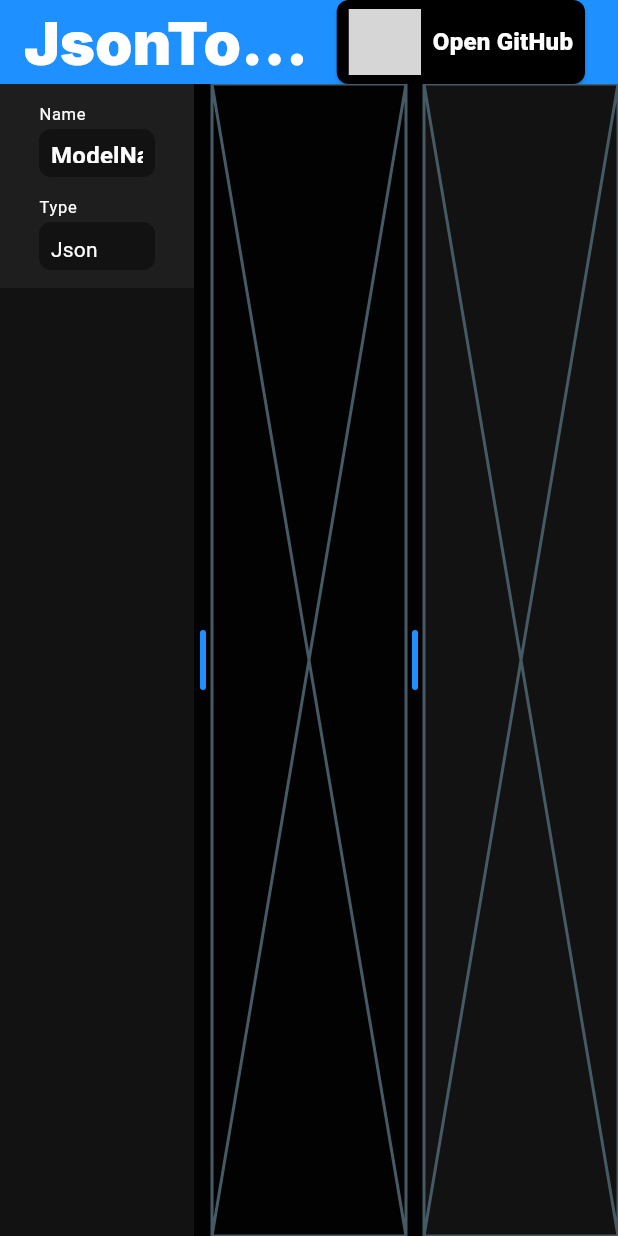
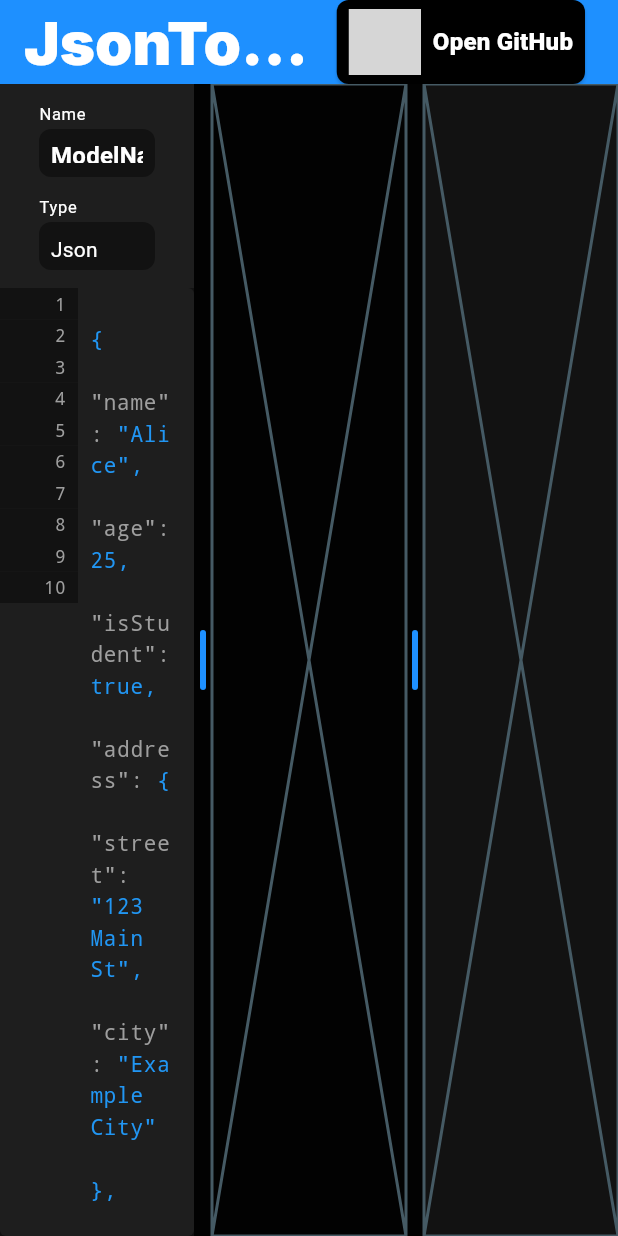
Before and after one commit to maksim-dev1/json_to_dart, a Flutter app: the screen it shows after launch, on a phone screen of 412 x 824 dp. Run offline on Flutter 3.47's test engine with Material 3 defaults, Android fonts, the phone set to English and light mode, and no system bars; our stand-ins replace flutter_bloc, flutter_svg, google_fonts, talker_flutter; missing offline and left inert: talker_bloc_logger; statements that could not run were skipped; grey boxes are pictures that could not be loaded.

Commit message:
feat: Add JSON editor component with syntax highlighting and error handling

```diff
--- /dev/null
+++ b/lib/features/home/presentation/view/components/custom_json_editor.dart
@@ -0,0 +1,371 @@
+import 'package:flutter/material.dart';
+import 'dart:convert';
+
+class JsonSyntaxHighlightController extends TextEditingController {
+  JsonSyntaxHighlightController({String text = '{}'}) : super(text: text);
+
+  static final RegExp _keyRegex = RegExp(r'("([^"]*)")\s*:');
+
+  static const Map<String, String> _pairs = {'{': '}', '[': ']', '"': '"'};
+
+  @override
+  set value(TextEditingValue newValue) {
+    if (text.isEmpty && newValue.text.length == 1) {
+      _handleFirstCharacter(newValue);
+      return;
+    }
+
+    if (_isInsertingCharacter(newValue)) {
+      _handleCharacterInsertion(newValue);
+      return;
+    }
+
+    if (newValue.text.length > text.length &&
+        newValue.text[newValue.selection.baseOffset - 1] == '\n') {
+      _handleEnterPress(newValue);
+      return;
+    }
+
+    super.value = newValue;
+  }
+
+  void _handleEnterPress(TextEditingValue newValue) {
+    final lines = newValue.text.split('\n');
+    if (lines.length > 1) {
+      final currentLineIndex = lines.length - 1;
+      final previousLine = lines[currentLineIndex - 1];
+
+      final indent = RegExp(r'^\s*').stringMatch(previousLine) ?? '';
+
+      final baseOffset = newValue.selection.baseOffset;
+      final newText = newValue.text.replaceRange(
+        baseOffset,
+        baseOffset,
+        indent,
+      );
+
+      super.value = TextEditingValue(
+        text: newText,
+        selection: TextSelection.collapsed(offset: baseOffset + indent.length),
+      );
+    } else {
+      super.value = newValue;
+    }
+  }
+
+  bool _isInsertingCharacter(TextEditingValue newValue) {
+    return newValue.text.length == text.length + 1 &&
+        newValue.selection.baseOffset > 0 &&
+        newValue.selection.baseOffset <= newValue.text.length;
+  }
+
+  String _getIndentation(String text, int position) {
+    final lastNewLine = text.lastIndexOf('\n', position - 1);
+    if (lastNewLine == -1) return '';
+
+    final line = text.substring(lastNewLine + 1, position);
+    return RegExp(r'^\s*').stringMatch(line) ?? '';
+  }
+
+  void _handleFirstCharacter(TextEditingValue newValue) {
+    final char = newValue.text[0];
+    if (_pairs.containsKey(char)) {
+      final closing = _pairs[char]!;
+      if (char == '{' || char == '[') {
+        super.value = TextEditingValue(
+          text: '$char\n    \n$closing',
+          selection: TextSelection.collapsed(offset: 6), // После отступа
+        );
+      } else {
+        super.value = TextEditingValue(
+          text: char + closing,
+          selection: TextSelection.collapsed(offset: 1),
+        );
+      }
+    } else {
+      super.value = newValue;
+    }
+  }
+
+  void _handleCharacterInsertion(TextEditingValue newValue) {
+    final insertedChar = newValue.text[newValue.selection.baseOffset - 1];
+
+    if (_pairs.containsKey(insertedChar)) {
+      final closingChar = _pairs[insertedChar]!;
+      final baseOffset = newValue.selection.baseOffset;
+
+      if (baseOffset < newValue.text.length &&
+          newValue.text[baseOffset] == closingChar) {
+        super.value = newValue;
+        return;
+      }
+
+      if (insertedChar == '{' || insertedChar == '[') {
+        final currentIndent = _getIndentation(newValue.text, baseOffset);
+        final extraIndent = '    ';
+        final newText = newValue.text.replaceRange(
+          baseOffset,
+          baseOffset,
+          '\n$currentIndent$extraIndent\n$currentIndent$closingChar',
+        );
+
+        super.value = TextEditingValue(
+          text: newText,
+          selection: TextSelection.collapsed(
+            offset: baseOffset + currentIndent.length + extraIndent.length + 1,
+          ),
+        );
+      } else {
+        final newText = newValue.text.replaceRange(
+          baseOffset,
+          baseOffset,
+          closingChar,
+        );
+
+        super.value = TextEditingValue(
+          text: newText,
+          selection: TextSelection.collapsed(offset: baseOffset),
+        );
+      }
+    } else {
+      super.value = newValue;
+    }
+  }
+
+  @override
+  TextSpan buildTextSpan({
+    required BuildContext context,
+    TextStyle? style,
+    required bool withComposing,
+  }) {
+    final spans = <TextSpan>[];
+    final text = this.text;
+    int lastMatchEnd = 0;
+
+    void addSpan(String text, Color? color) {
+      if (text.isNotEmpty) {
+        spans.add(
+          TextSpan(
+            text: text,
+            style: style?.copyWith(color: color),
+          ),
+        );
+      }
+    }
+
+    void processMatches(
+      RegExp regex,
+      Color color,
+      bool Function(Match) filter,
+    ) {
+      final matches = regex.allMatches(text);
+      for (final match in matches) {
+        if (!filter(match)) continue;
+
+        if (match.start > lastMatchEnd) {
+          addSpan(text.substring(lastMatchEnd, match.start), Colors.blue);
+        }
+
+        addSpan(match.group(0)!, color);
+        lastMatchEnd = match.end;
+      }
+    }
+
+    processMatches(_keyRegex, Colors.grey, (match) => true);
+
+    if (lastMatchEnd < text.length) {
+      addSpan(text.substring(lastMatchEnd), Colors.blue);
+    }
+
+    return TextSpan(style: style, children: spans);
+  }
+}
+
+class CodeEditor extends StatefulWidget {
+  final String initialText;
+  final void Function(String)? onChanged;
+  final void Function(String)? onError; // Callback для ошибок
+  final double fontSize;
+  final Color backgroundColor;
+  final Color gutterBackgroundColor;
+  final Color gutterTextColor;
+  final Color cursorColor;
+
+  const CodeEditor({
+    super.key,
+    this.initialText = '{}',
+    this.onChanged,
+    this.onError,
+    this.fontSize = 14.0,
+    this.backgroundColor = const Color(0xFF1E1E1E),
+    this.gutterBackgroundColor = const Color(0xFF121212),
+    this.gutterTextColor = Colors.grey,
+    this.cursorColor = Colors.blue,
+  });
+
+  @override
+  CodeEditorState createState() => CodeEditorState();
+}
+
+class CodeEditorState extends State<CodeEditor> {
+  late final JsonSyntaxHighlightController _controller;
+  late final ScrollController _scrollController;
+  late final ScrollController _gutterScrollController;
+  String _errorMessage = '';
+
+  @override
+  void initState() {
+    super.initState();
+    _controller = JsonSyntaxHighlightController(text: widget.initialText);
+    _scrollController = ScrollController();
+    _gutterScrollController = ScrollController();
+
+    _controller.addListener(_onTextChanged);
+    _scrollController.addListener(_syncScroll);
+  }
+
+  void _syncScroll() {
+    _gutterScrollController.jumpTo(_scrollController.offset);
+  }
+
+  void _onTextChanged() {
+    final text = _controller.text;
+    widget.onChanged?.call(text);
+
+    // Проверяем JSON только если текст не пустой и не состоит только из пробелов
+    if (text.trim().isNotEmpty) {
+      try {
+        // Пытаемся распарсить JSON
+        jsonDecode(text);
+        setState(() {
+          _errorMessage = ''; // Очищаем ошибку если JSON валидный
+        });
+      } catch (e) {
+        // Если произошла ошибка парсинга, отправляем сообщение об ошибке
+        final error = _getJsonErrorMessage(e.toString());
+        setState(() {
+          _errorMessage = error;
+        });
+      }
+    } else {
+      setState(() {
+        _errorMessage = '';
+      });
+    }
+  }
+
+  String _getJsonErrorMessage(String originalError) {
+    // Преобразуем системное сообщение об ошибке в более понятное пользователю
+    if (originalError.contains('Unexpected character')) {
+      return 'Некорректный символ в JSON';
+    } else if (originalError.contains('Expected')) {
+      return 'Ошибка в структуре JSON';
+    } else if (originalError.contains('Unterminated string')) {
+      return 'Незакрытая строка: пропущены кавычки';
+    } else if (originalError.contains('Missing closing')) {
+      return 'Пропущена закрывающая скобка';
+    } else if (originalError.contains('Extra data')) {
+      return 'Лишние данные после завершения JSON';
+    }
+    return 'Некорректный JSON';
+  }
+
+  @override
+  void dispose() {
+    _controller.dispose();
+    _scrollController.dispose();
+    _gutterScrollController.dispose();
+    super.dispose();
+  }
+
+  @override
+  Widget build(BuildContext context) {
+    final lines = '\n'.allMatches(_controller.text).length + 1;
+    final gutterWidth = (lines.toString().length * widget.fontSize) + 24.0;
+
+    return Container(
+      decoration: BoxDecoration(
+        color: widget.backgroundColor,
+        borderRadius: BorderRadius.circular(4),
+      ),
+      child: Column(
+        crossAxisAlignment: CrossAxisAlignment.stretch,
+        children: [
+          if (_errorMessage.isNotEmpty)
+            Container(
+              padding: EdgeInsets.symmetric(horizontal: 12, vertical: 8),
+              color: Colors.red.withOpacity(0.1),
+              child: Text(
+                _errorMessage,
+                style: TextStyle(
+                  color: Colors.red,
+                  fontSize: widget.fontSize * 0.9,
+                ),
+              ),
+            ),
+          Expanded(
+            child: Row(
+              crossAxisAlignment: CrossAxisAlignment.start,
+              children: [
+                // Gutter with line numbers
+                SizedBox(
+                  width: gutterWidth,
+                  child: SingleChildScrollView(
+                    controller: _gutterScrollController,
+                    physics: const ClampingScrollPhysics(),
+                    child: Column(
+                      children: List.generate(lines, (index) {
+                        return Container(
+                          height: widget.fontSize * 1.5,
+                          padding: EdgeInsets.symmetric(horizontal: 8),
+                          color: widget.gutterBackgroundColor,
+                          alignment: Alignment.centerRight,
+                          child: Text(
+                            '${index + 1}',
+                            style: TextStyle(
+                              color: widget.gutterTextColor,
+                              fontSize: widget.fontSize * 0.85,
+                              fontFamily: 'monospace',
+                            ),
+                          ),
+                        );
+                      }),
+                    ),
+                  ),
+                ),
+                // Main editor
+                Expanded(
+                  child: SingleChildScrollView(
+                    controller: _scrollController,
+                    physics: const ClampingScrollPhysics(),
+                    child: TextField(
+                      controller: _controller,
+                      maxLines: null,
+                      style: TextStyle(
+                        fontFamily: 'monospace',
+                        fontSize: widget.fontSize,
+                        height: 1.5,
+                        color: Colors.blue,
+                      ),
+                      cursorColor: widget.cursorColor,
+                      decoration: InputDecoration(
+                        isDense: true,
+                        contentPadding: EdgeInsets.symmetric(
+                          horizontal: 8,
+                          vertical: widget.fontSize * 0.25,
+                        ),
+                        border: InputBorder.none,
+                        focusedBorder: InputBorder.none,
+                      ),
+                      keyboardType: TextInputType.multiline,
+                    ),
+                  ),
+                ),
+              ],
+            ),
+          ),
+        ],
+      ),
+    );
+  }
+}
--- a/lib/features/home/presentation/view/screens/home_screen.dart
+++ b/lib/features/home/presentation/view/screens/home_screen.dart
@@ -1,5 +1,6 @@
 import 'package:flutter/material.dart';
 import 'package:google_fonts/google_fonts.dart';
+import 'package:json_to_dart/features/home/presentation/view/components/custom_json_editor.dart';
 import 'package:json_to_dart/features/home/presentation/view/components/custom_text_field.dart';
 import 'package:json_to_dart/features/home/presentation/view/components/git_button.dart';
 import 'package:json_to_dart/features/home/presentation/view/components/resizable_panels.dart';
@@ -125,6 +126,30 @@ class LeftPanelChild extends StatelessWidget {
             ),
           ),
         ),
+        Expanded(
+          child: CodeEditor(
+            initialText: '''
+        {
+          "name": "Alice",
+          "age": 25,
+          "isStudent": true,
+          "address": {
+            "street": "123 Main St",
+            "city": "Example City"
+          },
+          "languages": ["Dart", "JavaScript"]
+        }''',
+            fontSize: 14,
+            backgroundColor: const Color(0xFF1E1E1E),
+            gutterBackgroundColor: const Color(0xFF121212),
+            gutterTextColor: Colors.grey,
+            cursorColor: Colors.blue,
+            onChanged: (String value) {
+              // Handle JSON changes here
+              print('JSON changed: $value');
+            },
+          ),
+        ),
       ],
     );
   }
```
